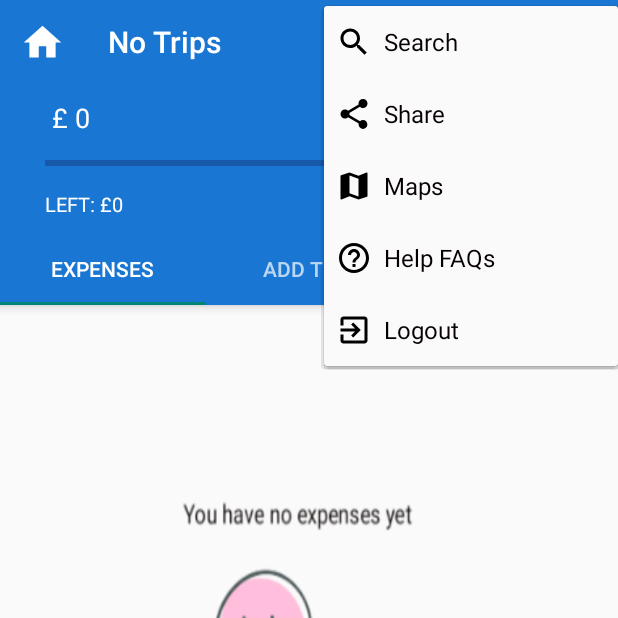
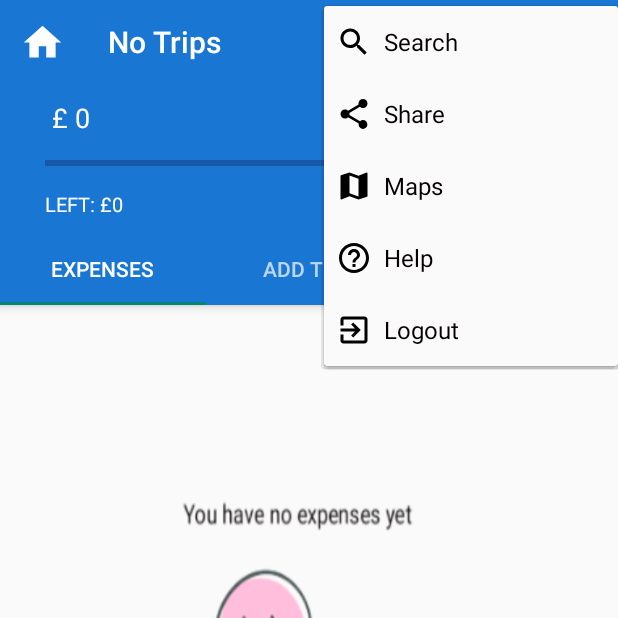
Before and after one commit to zolmkoz/mExpense_v1.0, an Android app: the MainActivity screen opened directly, with no data from a screen before it, after a tap on an icon or button, on a phone screen of 412 x 824 dp, the top half of it. Run offline under Robolectric (Android 15) with nearby library versions, the phone set to English and light mode, and no system bars; 1 statement that could not run was skipped; 1 other tap on this screen came first.

```diff
--- a/app/src/main/res/menu/main_menu.xml
+++ b/app/src/main/res/menu/main_menu.xml
@@ -35,7 +35,7 @@
                 android:id="@+id/about"
                 android:icon="@drawable/ic_help_outline_black_24dp"
                 android:orderInCategory="100"
-                android:title="Help FAQs" />
+                android:title="Help" />
             <item
                 android:id="@+id/help"
                 android:icon="@drawable/ic_help_outline_black_24dp"
```
Also changed, not shown: app/src/main/java/com/example/tabactivity/MainActivity.java (+4 -4 lines).
